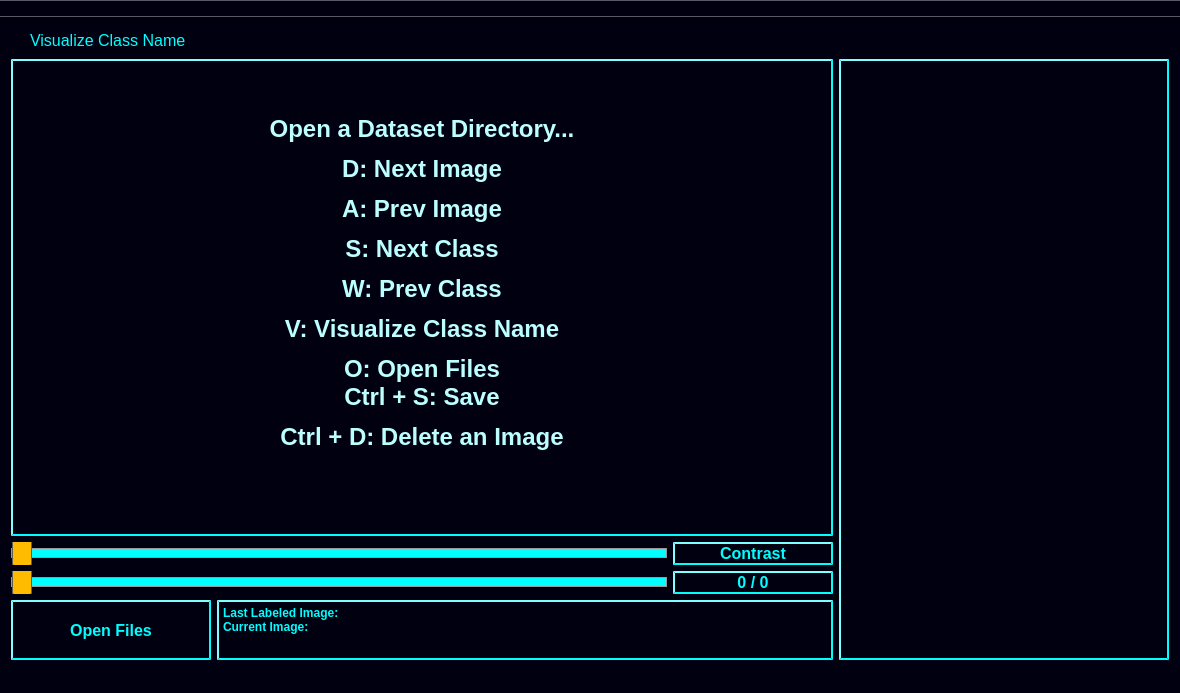
Qt form mainwindow.ui (developer0hye/Yolo_Label) before a commit.
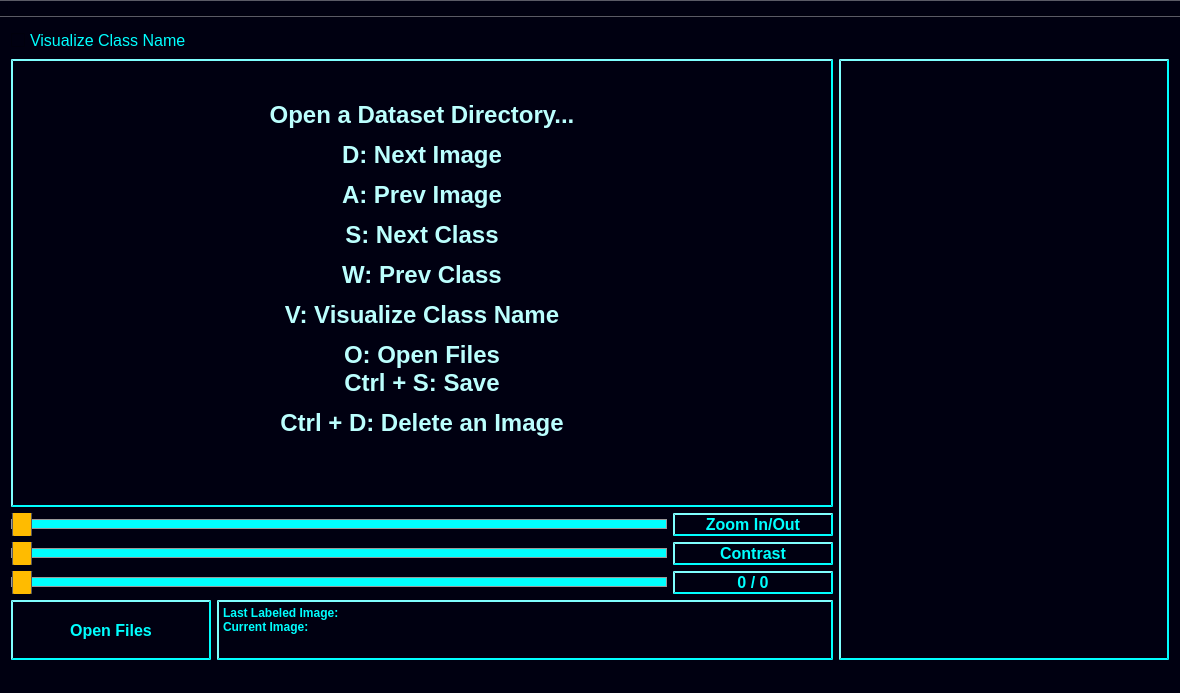
The same form after that commit. Custom widgets are drawn as their Qt base class.

Patch:
```diff
--- a/mainwindow.ui
+++ b/mainwindow.ui
@@ -79,7 +79,6 @@
            <font>
             <family>Arial</family>
             <pointsize>18</pointsize>
-            <weight>75</weight>
             <bold>true</bold>
            </font>
           </property>
@@ -124,7 +123,114 @@
          </widget>
         </item>
         <item>
-         <layout class="QHBoxLayout" name="horizontalLayout_3"/>
+         <layout class="QHBoxLayout" name="horizontalLayout_3">
+          <item>
+           <widget class="QSlider" name="horizontalSlider_zoomInout">
+            <property name="enabled">
+             <bool>false</bool>
+            </property>
+            <property name="sizePolicy">
+             <sizepolicy hsizetype="Preferred" vsizetype="Fixed">
+              <horstretch>1</horstretch>
+              <verstretch>0</verstretch>
+             </sizepolicy>
+            </property>
+            <property name="minimumSize">
+             <size>
+              <width>560</width>
+              <height>22</height>
+             </size>
+            </property>
+            <property name="maximumSize">
+             <size>
+              <width>16777215</width>
+              <height>42</height>
+             </size>
+            </property>
+            <property name="focusPolicy">
+             <enum>Qt::NoFocus</enum>
+            </property>
+            <property name="styleSheet">
+             <string notr="true">
+QSlider::groove:horizontal {
+    border: 1px solid #999999;
+    height: 8px; /* the groove expands to the size of the slider by default. by giving it a height, it has a fixed size */
+    background: rgb(0, 255, 255);
+    margin: 2px 0;
+}
+
+
+QSlider::handle:horizontal {
+   background: rgb(255, 187, 0);
+    border: 1px solid #5c5c5c;
+    width: 18px;
+    margin: -10px 0; /* handle is placed by default on the contents rect of the groove. Expand outside the groove */
+    border-radius: 3px;
+}
+</string>
+            </property>
+            <property name="maximum">
+             <number>0</number>
+            </property>
+            <property name="pageStep">
+             <number>0</number>
+            </property>
+            <property name="tracking">
+             <bool>true</bool>
+            </property>
+            <property name="orientation">
+             <enum>Qt::Horizontal</enum>
+            </property>
+           </widget>
+          </item>
+          <item>
+           <widget class="QLabel" name="label_zoom">
+            <property name="sizePolicy">
+             <sizepolicy hsizetype="Preferred" vsizetype="Fixed">
+              <horstretch>0</horstretch>
+              <verstretch>0</verstretch>
+             </sizepolicy>
+            </property>
+            <property name="minimumSize">
+             <size>
+              <width>160</width>
+              <height>23</height>
+             </size>
+            </property>
+            <property name="maximumSize">
+             <size>
+              <width>16777215</width>
+              <height>42</height>
+             </size>
+            </property>
+            <property name="font">
+             <font>
+              <family>Arial</family>
+              <pointsize>12</pointsize>
+              <bold>true</bold>
+             </font>
+            </property>
+            <property name="styleSheet">
+             <string notr="true">background-color : rgb(0, 0, 17);color : rgb(0, 255, 255);
+border-style: outset;
+border-width: 2px;
+border-color: rgb(0, 255, 255);</string>
+            </property>
+            <property name="frameShape">
+             <enum>QFrame::StyledPanel</enum>
+            </property>
+            <property name="lineWidth">
+             <number>2</number>
+            </property>
+            <property name="text">
+             <string>Zoom In/Out</string>
+            </property>
+            <property name="alignment">
+             <set>Qt::AlignCenter</set>
+            </property>
+           </widget>
+          </item>
+         </layout>
         </item>
         <item>
          <layout class="QHBoxLayout" name="horizontalLayout_2">
```
Left out of the diff: 16 changed lines with no effect on the pictures.
